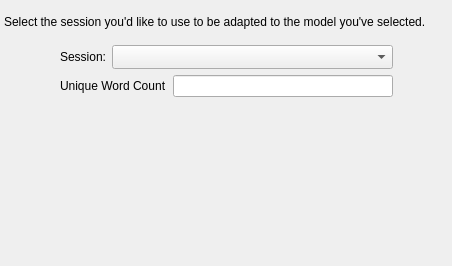
The window that res/ui/adaptwizard-sessionselection.ui (smartboyhw/speechcontrol) describes before a commit, drawn with Qt 5.
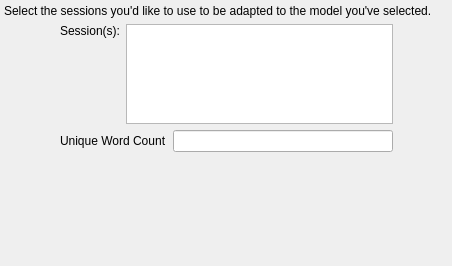
The same window after the commit.

Diff of the .ui file:
```diff
--- a/res/ui/adaptwizard-sessionselection.ui
+++ b/res/ui/adaptwizard-sessionselection.ui
@@ -44,14 +44,14 @@
        </size>
       </property>
       <property name="text">
-       <string>Select the session you'd like to use to be adapted to the model you've selected.</string>
+       <string>Select the sessions you'd like to use to be adapted to the model you've selected.</string>
       </property>
       <property name="wordWrap">
        <bool>true</bool>
       </property>
      </widget>
     </item>
-    <item row="1" column="0" rowspan="2">
+    <item row="2" column="0" rowspan="2">
      <spacer name="horizontalSpacer">
       <property name="orientation">
        <enum>Qt::Horizontal</enum>
@@ -67,7 +67,7 @@
       </property>
      </spacer>
     </item>
-    <item row="1" column="3" rowspan="2">
+    <item row="2" column="3" rowspan="2">
      <spacer name="horizontalSpacer_2">
       <property name="orientation">
        <enum>Qt::Horizontal</enum>
@@ -83,28 +83,6 @@
       </property>
      </spacer>
     </item>
-    <item row="1" column="2">
-     <widget class="QComboBox" name="comboBoxSession">
-      <property name="sizePolicy">
-       <sizepolicy hsizetype="Expanding" vsizetype="Fixed">
-        <horstretch>0</horstretch>
-        <verstretch>0</verstretch>
-       </sizepolicy>
-      </property>
-      <property name="minimumSize">
-       <size>
-        <width>0</width>
-        <height>24</height>
-       </size>
-      </property>
-      <property name="maximumSize">
-       <size>
-        <width>16777215</width>
-        <height>24</height>
-       </size>
-      </property>
-     </widget>
-    </item>
     <item row="1" column="1">
      <widget class="QLabel" name="lblSession">
       <property name="sizePolicy">
@@ -119,18 +97,47 @@
         <height>24</height>
        </size>
       </property>
-      <property name="maximumSize">
-       <size>
-        <width>16777215</width>
-        <height>24</height>
-       </size>
-      </property>
       <property name="text">
-       <string>Session:</string>
+       <string>Session(s):</string>
       </property>
+      <property name="alignment">
+       <set>Qt::AlignLeading|Qt::AlignLeft|Qt::AlignTop</set>
+      </property>
      </widget>
     </item>
-    <item row="2" column="1" colspan="2">
+    <item row="1" column="2">
+     <widget class="QListWidget" name="listWidgetSession">
+      <property name="minimumSize">
+       <size>
+        <width>0</width>
+        <height>100</height>
+       </size>
+      </property>
+      <property name="maximumSize">
+       <size>
+        <width>16777215</width>
+        <height>100</height>
+       </size>
+      </property>
+      <property name="selectionMode">
+       <enum>QAbstractItemView::MultiSelection</enum>
+      </property>
+     </widget>
+    </item>
+    <item row="4" column="1" colspan="2">
+     <spacer name="verticalSpacer">
+      <property name="orientation">
+       <enum>Qt::Vertical</enum>
+      </property>
+      <property name="sizeHint" stdset="0">
+       <size>
+        <width>20</width>
+        <height>40</height>
+       </size>
+      </property>
+     </spacer>
+    </item>
+    <item row="2" column="1" rowspan="2" colspan="2">
      <layout class="QFormLayout" name="formLayout">
       <item row="0" column="0">
        <widget class="QLabel" name="labelUniqueWordCount">
```
